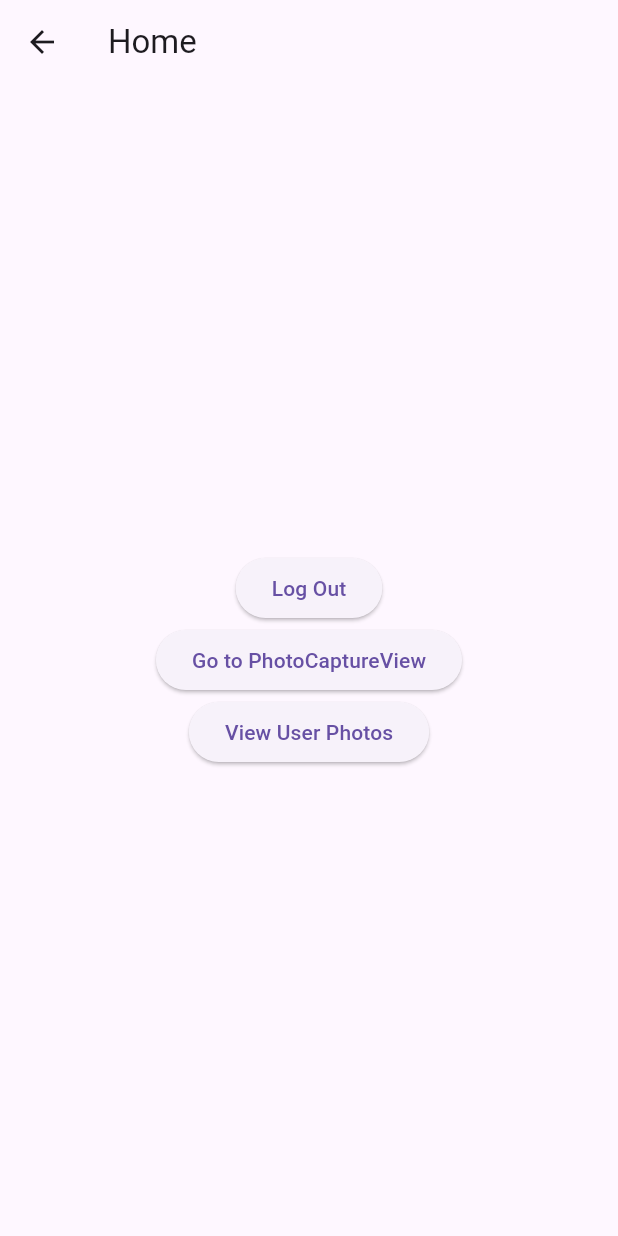
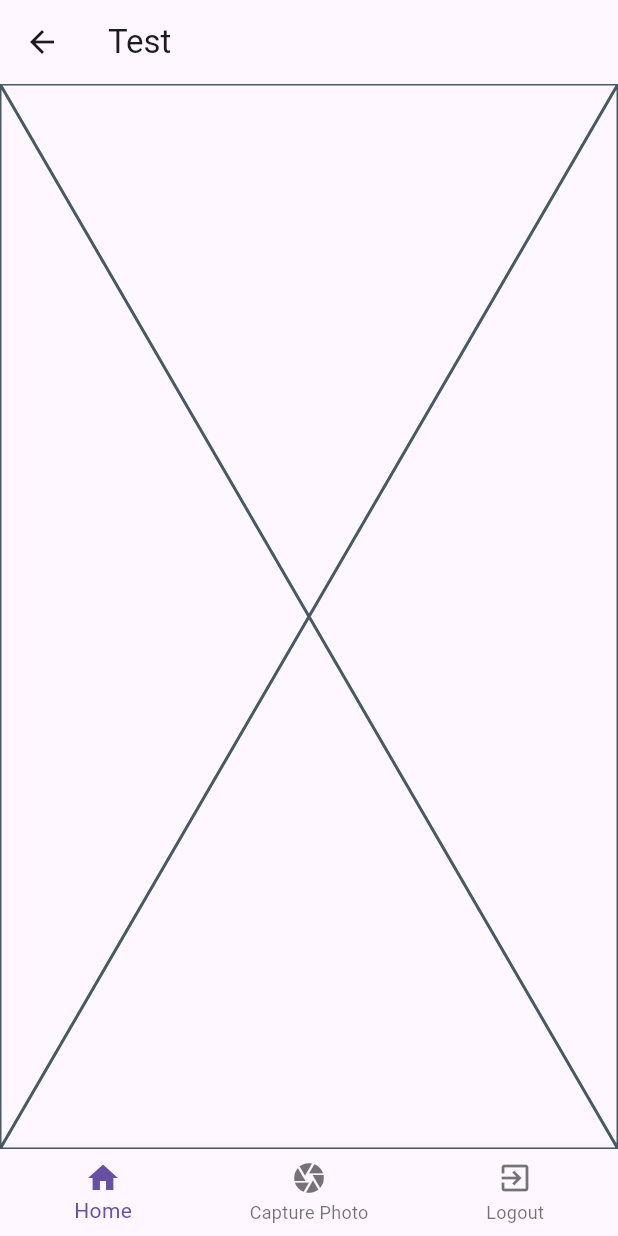
Before and after one commit to DLightning/Mobs2_Case_Flutter, a Flutter app: the HomeScreen screen opened by its route, on a phone screen of 412 x 824 dp. Run offline on Flutter 3.47's test engine with Material 3 defaults, Android fonts, the phone set to English and light mode, and no system bars; our stand-ins replace camera, shared_preferences; accounts and stored records are empty.

Commit message:
~newfixes

```diff
--- a/lib/screens/home_screen.dart
+++ b/lib/screens/home_screen.dart
@@ -1,10 +1,6 @@
-import 'dart:io';
-
 import 'package:flutter/material.dart';
 import 'package:flutter_app/controllers/auth_controller.dart';
 import 'package:flutter_app/screens/photo_screen.dart';
-import 'package:flutter_app/controllers/photo_controller.dart';
-import 'package:flutter_app/model/photo.dart';
 import 'package:flutter_app/screens/userphoto_screen.dart';
 
 class HomeScreen extends StatefulWidget {
@@ -18,6 +14,12 @@ class HomeScreen extends StatefulWidget {
 
 class _HomeScreenState extends State<HomeScreen> {
   late AuthController _authController;
+  int _currentIndex = 0;
+  final List<Widget> _screens = [
+    Placeholder(),
+    PhotoCaptureView(),
+    Placeholder(), // Placeholder para o ícone de logout
+  ];
 
   @override
   void initState() {
@@ -34,38 +36,36 @@ class _HomeScreenState extends State<HomeScreen> {
   Widget build(BuildContext context) {
     return Scaffold(
       appBar: AppBar(
-        title: const Text('Home'),
+        title: const Text('Test'),
       ),
-      body: Center(
-        child: Column(
-          mainAxisAlignment: MainAxisAlignment.center,
-          children: [
-            ElevatedButton(
-              onPressed: () => _logOut(context),
-              child: const Text('Log Out'),
-            ),
-            ElevatedButton(
-              onPressed: () {
-                Navigator.push(
-                  context,
-                  MaterialPageRoute(builder: (context) => PhotoCaptureView()),
-                );
-              },
-              child: const Text('Go to PhotoCaptureView'),
-            ),
-            ElevatedButton(
-              onPressed: () {
-                Navigator.push(
-                  context,
-                  MaterialPageRoute(
-                      builder: (context) =>
-                          UserPhotosScreen(authController: _authController)),
-                );
-              },
-              child: const Text('View User Photos'),
-            ),
-          ],
-        ),
+      body: _screens[_currentIndex], // Mostra a tela atual
+      bottomNavigationBar: BottomNavigationBar(
+        currentIndex: _currentIndex,
+        onTap: (index) {
+          setState(() {
+            if (index == 2) {
+              // Se o índice for 2, significa que o ícone de logout foi pressionado
+              _logOut(context);
+            } else {
+              // Caso contrário, atualize o índice da tela atual
+              _currentIndex = index;
+            }
+          });
+        },
+        items: const [
+          BottomNavigationBarItem(
+            icon: Icon(Icons.home),
+            label: 'Home',
+          ),
+          BottomNavigationBarItem(
+            icon: Icon(Icons.camera),
+            label: 'Capture Photo',
+          ),
+          BottomNavigationBarItem(
+            icon: Icon(Icons.exit_to_app),
+            label: 'Logout',
+          ),
+        ],
       ),
     );
   }
--- a/lib/screens/photo_screen.dart
+++ b/lib/screens/photo_screen.dart
@@ -44,7 +44,6 @@ class _PhotoCaptureViewState extends State<PhotoCaptureView> {
   @override
   Widget build(BuildContext context) {
     return Scaffold(
-      appBar: AppBar(title: Text('Photo Capture')),
       body: SingleChildScrollView(
         child: Padding(
           padding: const EdgeInsets.all(16.0),
@@ -81,6 +80,7 @@ class _PhotoCaptureViewState extends State<PhotoCaptureView> {
                     return;
                   } else {
                     _savePhoto();
+                    Navigator.of(context).pushReplacementNamed('/home');
                   }
                 },
                 child: const Text('Save Photo'),
--- a/lib/screens/userphoto_screen.dart
+++ b/lib/screens/userphoto_screen.dart
@@ -19,14 +19,14 @@ class _UserPhotosScreenState extends State<UserPhotosScreen> {
   final PhotoController _photoController = PhotoController();
 
   late AuthController _authController;
-  late List<Photo> _userPhotos;
+  late List<Photo> _userPhotos = [];
 
   @override
   void initState() {
     super.initState();
-
-    _initializeAuthController();
-    _loadUserPhotos();
+    _initializeAuthController().then((_) {
+      _loadUserPhotos();
+    });
   }
 
   Future<void> _initializeAuthController() async {
@@ -35,11 +35,17 @@ class _UserPhotosScreenState extends State<UserPhotosScreen> {
   }
 
   Future<void> _loadUserPhotos() async {
+    // Ensure _authController is not null before using it
+    if (_authController == null) {
+      return;
+    }
+
     String? userId = await _authController.getUserId();
 
     if (userId == null) {
       return;
     }
+
     _userPhotos = await _photoController.getUserPhotos(userId);
     setState(() {});
   }
@@ -47,7 +53,6 @@ class _UserPhotosScreenState extends State<UserPhotosScreen> {
   @override
   Widget build(BuildContext context) {
     return Scaffold(
-      appBar: AppBar(title: Text('User Photos')),
       body: _userPhotos.isEmpty
           ? Center(child: Text('No photos available.'))
           : ListView.builder(
```
